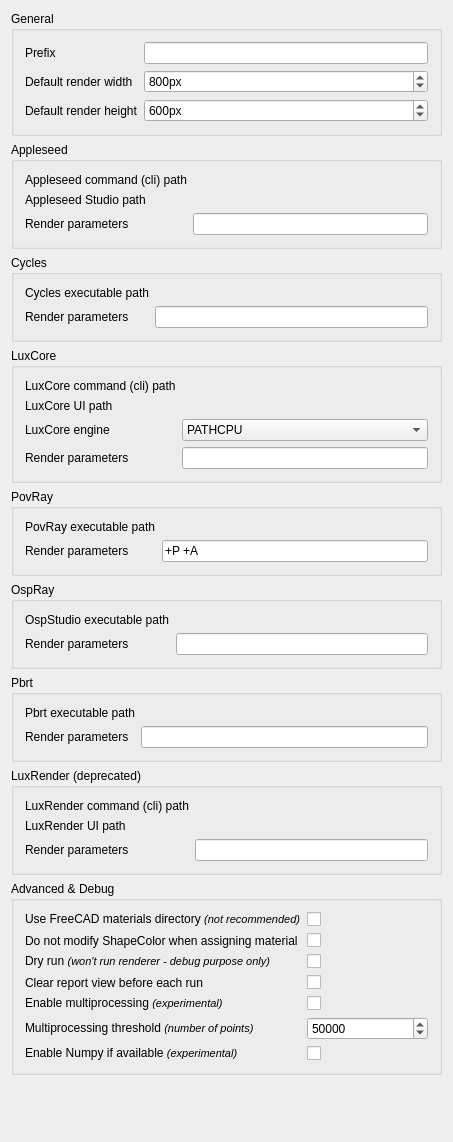
Qt form Render/resources/ui/RenderSettings.ui (FreeCAD/FreeCAD-render) before a commit.
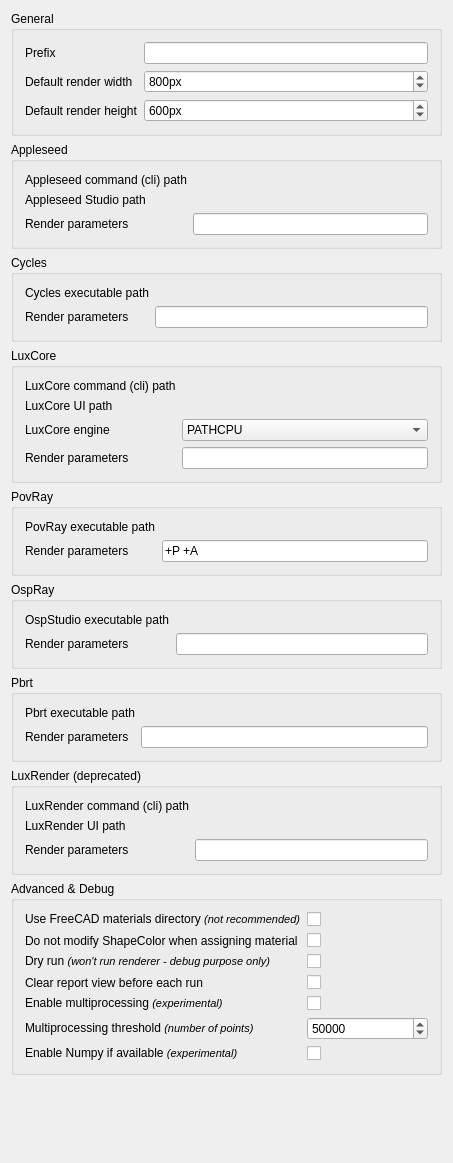
The same form after that commit. Custom widgets are drawn as their Qt base class.

Commit message: Settings: convert pref page from ui file to widget

Patch:
```diff
--- a/Render/resources/ui/RenderSettings.ui
+++ b/Render/resources/ui/RenderSettings.ui
@@ -7,7 +7,7 @@
     <x>0</x>
     <y>0</y>
     <width>453</width>
-    <height>1142</height>
+    <height>1163</height>
    </rect>
   </property>
   <property name="windowTitle">
```
Left out of the diff: 84 changed lines with no effect on the pictures. The commit also changes 5 other files.
